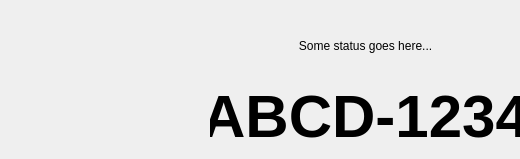
steelegbr/alldaydj, file Frontend/ui/views/generated/login.ui: the form before one commit.
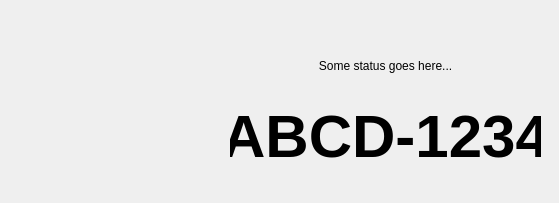
The form after the commit.

Commit message: Put some spacing around the UIs

```diff
--- a/Frontend/ui/views/generated/login.ui
+++ b/Frontend/ui/views/generated/login.ui
@@ -6,8 +6,8 @@
    <rect>
     <x>0</x>
     <y>0</y>
-    <width>520</width>
-    <height>159</height>
+    <width>559</width>
+    <height>203</height>
    </rect>
   </property>
   <property name="windowTitle">
@@ -17,8 +17,8 @@
    <widget class="QLabel" name="throbber">
     <property name="geometry">
      <rect>
-      <x>0</x>
-      <y>0</y>
+      <x>20</x>
+      <y>20</y>
       <width>171</width>
       <height>151</height>
      </rect>
@@ -30,8 +30,8 @@
    <widget class="QLabel" name="code">
     <property name="geometry">
      <rect>
-      <x>210</x>
-      <y>90</y>
+      <x>230</x>
+      <y>110</y>
       <width>311</width>
       <height>51</height>
      </rect>
@@ -52,8 +52,8 @@
    <widget class="QLabel" name="status">
     <property name="geometry">
      <rect>
-      <x>210</x>
-      <y>20</y>
+      <x>230</x>
+      <y>40</y>
       <width>311</width>
       <height>51</height>
      </rect>
```
The commit also changes 3 other files.
